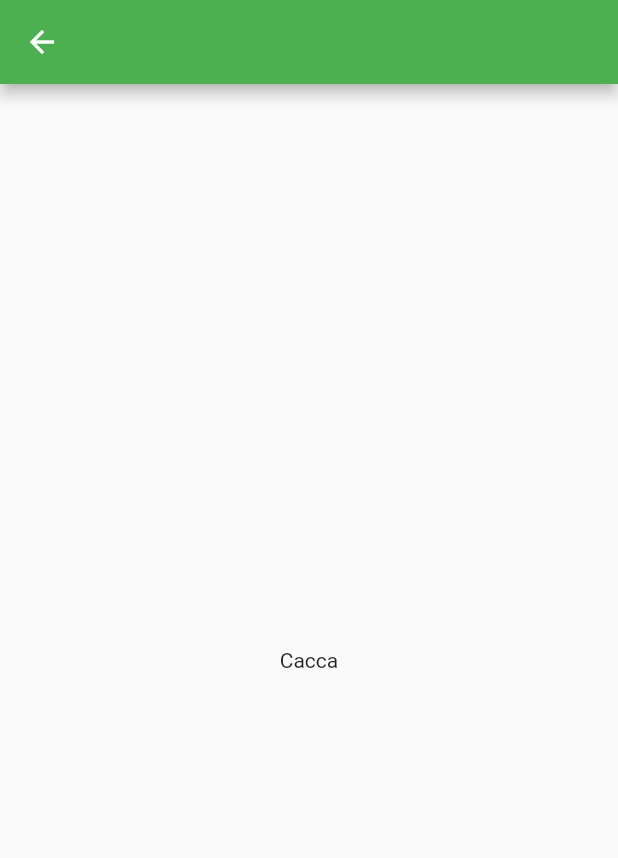
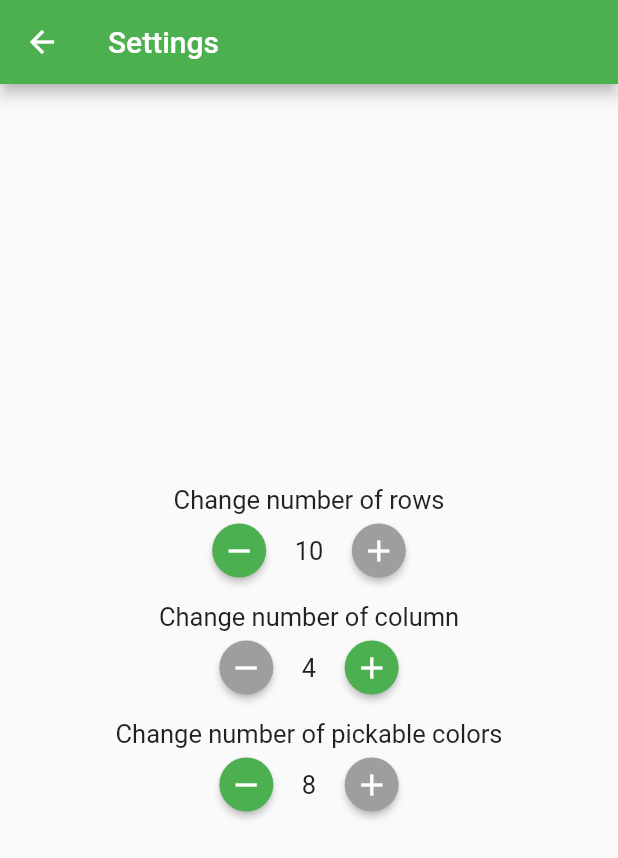
Before and after one commit to Ale-Flash/Flutter-applications, a Flutter app: the screen it shows after launch, after a tap on the "settings" icon, on a phone screen of 412 x 824 dp. Shown: the top 858 px of the screen. Run offline on Flutter 3.47's test engine with Material 2 defaults, Android fonts, the phone set to English and light mode, and no system bars.

Commit message:
updated mastermind

```diff
--- a/mastermind/lib/home.dart
+++ b/mastermind/lib/home.dart
@@ -1,5 +1,6 @@
 import 'package:flutter/material.dart';
 import 'package:mastermind/gui.dart';
+import 'package:mastermind/settings.dart';
 import 'package:mastermind/tutorial.dart';
 
 class HomeApp extends StatelessWidget {
@@ -11,16 +12,27 @@ class HomeApp extends StatelessWidget {
       theme: ThemeData(primarySwatch: mainColor),
       initialRoute: '/',
       routes: <String, WidgetBuilder> {
-        '/': (BuildContext context) => const Home(),
-        "/tutorial": (BuildContext context) => const Page3(),
-        "/play": (BuildContext context) => const MyHomePage(),
-        "/settings": (BuildContext context) => const Page3()
+        '/'        : (BuildContext context) => const Home(),
+        '/tutorial': (BuildContext context) => const Tutorial(),
+        '/play'    : (BuildContext context) => const MyHomePage(),
+        '/settings': (BuildContext context) => const SettingsPage()
       },
     );
   }
 }
 
 class Home extends StatelessWidget {
+  SizedBox button(double size, ButtonStyle style, Icon icon, String route, BuildContext context) {
+    return SizedBox(
+      width: size,
+      height: size,
+      child: ElevatedButton(
+          onPressed: () => Navigator.pushNamed(context, route),
+          style: style,
+          child: icon
+      )
+    );
+  }
   const Home({super.key});
   @override
   Widget build(BuildContext context) {
@@ -37,36 +49,11 @@ class Home extends StatelessWidget {
           mainAxisSize: MainAxisSize.min,
           mainAxisAlignment: MainAxisAlignment.end,
           children: <Widget>[
-            SizedBox(
-              width: 50,
-              height: 50,
-              child: ElevatedButton(
-                  onPressed: () => Navigator.pushNamed(context, "/tutorial"),
-                  style: style,
-                  child: const Icon(Icons.question_mark_rounded)
-              )
+            button(50, style, const Icon(Icons.question_mark_rounded), '/tutorial', context),
+            Padding(padding: const EdgeInsets.all(5.0),
+              child: button(75, style, const Icon(Icons.play_arrow_rounded, size: 75), '/play', context)
             ),
-            Padding(
-              padding: const EdgeInsets.all(5.0),
-              child: SizedBox(
-                width: 75,
-                height: 75,
-                child: ElevatedButton(
-                    onPressed: () => Navigator.pushNamed(context, "/play"),
-                    style: style,
-                    child: const Icon(Icons.play_arrow_rounded, size: 75)
-                )
-              ),
-            ),
-            SizedBox(
-              width: 50,
-              height: 50,
-              child: ElevatedButton(
-                  onPressed: () => Navigator.pushNamed(context, "/settings"),
-                  style: style,
-                  child: const Icon(Icons.settings)
-              )
-            )
+            button(50, style, const Icon(Icons.settings), '/settings', context)
           ],
         )
       ),
--- a/mastermind/lib/logic.dart
+++ b/mastermind/lib/logic.dart
@@ -1,11 +1,8 @@
 import 'dart:math';
 
 class Game {
-  int colorsAvailable = 8;
-  int colorNumber = 4;
-  int rows = 10;
-  bool win = false;
-  bool end = false;
+  late int rows, colorNumber, colorsAvailable;
+  late bool win, end;
   List<int> correctSequence = [];
   int nGuesses = 0;
   List<List<int>> guesses = [];
@@ -17,7 +14,6 @@ class Game {
       this.rows = 10,
       this.colorsAvailable = 8,
       this.allowRepetition = false});
-  int completed = 0;
 
   void start() {
     // randomize the sequence
@@ -39,17 +35,7 @@ class Game {
     guesses = List.generate(
         rows, (_) => List.filled(colorNumber, 0, growable: false));
     index = 0;
-    completed = 0;
     guess = List.filled(colorNumber, 0);
-  }
-
-  void setColor(int c, int i) {
-    if (guess[i] == 0) ++completed;
-    guess[i] = c;
-  }
-
-  bool isCompleted() {
-    return completed == colorNumber;
   }
 
   bool isValid(List<int> guess) {
@@ -57,6 +43,48 @@ class Game {
       if (num == 0 || num > colorsAvailable) return false;
     }
     return true;
+  }
+
+  int getRows() {
+    return rows;
+  }
+
+  int getCol() {
+    return colorNumber;
+  }
+
+  int getAvailableColors() {
+    return colorsAvailable;
+  }
+
+  bool canAddRows(int n) {
+    return (rows + n >= 6 && rows + n <= 10);
+  }
+
+  bool canAddCol(int n) {
+    return (colorNumber + n >= 4 && colorNumber + n <= 6);
+  }
+
+  bool canAddColors(int n) {
+    return (colorsAvailable + n >= 4 && colorsAvailable + n <= 8);
+  }
+
+  void addRowsNum(int n) {
+    if (canAddRows(n)) {
+      rows += n;
+    }
+  }
+
+  void addColNum(int n) {
+    if (canAddCol(n)) {
+      colorNumber += n;
+    }
+  }
+
+  void addAvailColNum(int n) {
+    if (canAddColors(n)) {
+      colorsAvailable += n;
+    }
   }
 
   List<int> check(List<int> guess) {
@@ -92,7 +120,7 @@ class Game {
     if (nGuesses >= rows) {
       end = true;
     }
-    return [correctPlace, correct, colorNumber - correctPlace - correct];
+    return <int>[correctPlace, correct, colorNumber - correctPlace - correct];
   }
 
   List<int> showSequence() {
--- a/mastermind/lib/settings.dart
+++ b/mastermind/lib/settings.dart
@@ -1,28 +1,75 @@
 import 'package:flutter/material.dart';
+import 'logic.dart';
 
-class SettingsRoute extends StatefulWidget {
-  const SettingsRoute({super.key});
+late Game game = Game(colorNumber: 4);
+late Color theme = Colors.green;
+late Color disabledColor = Colors.grey;
+
+class SettingsPage extends StatefulWidget {
+  const SettingsPage({super.key});
+  @override
+  State<SettingsPage> createState() => SettingsApp();
+}
+
+class SettingsApp extends State<SettingsPage> {
+  final TextStyle font = const TextStyle(fontSize: 17);
+  Row changeSettingsLine(boolFunction, function, text) {
+    return Row(
+      mainAxisAlignment: MainAxisAlignment.center,
+      crossAxisAlignment: CrossAxisAlignment.center,
+      children: [
+        ElevatedButton(
+            onPressed: () {
+              if (boolFunction(-1)) {
+                function(-1);
+                setState(() {});
+              }
+            },
+            style: ButtonStyle(
+                backgroundColor: MaterialStatePropertyAll<Color>(
+                    (boolFunction(-1)) ? theme : disabledColor),
+                shape: MaterialStateProperty.all(const CircleBorder())),
+            child: const Icon(Icons.remove)),
+        Padding(padding: const EdgeInsets.all(5), child: Text('${text()}', style: font)),
+        ElevatedButton(
+            onPressed: () {
+              if (boolFunction(1)) {
+                function(1);
+                setState(() {});
+              }
+            },
+            style: ButtonStyle(
+                backgroundColor: MaterialStatePropertyAll<Color>(
+                    (boolFunction(1)) ? theme : disabledColor),
+                shape: MaterialStateProperty.all(const CircleBorder())),
+            child: const Icon(Icons.add)),
+      ],
+    );
+  }
 
   @override
-  State<SettingsRoute> createState() => _SettingsRouteState();
-}
-
-class _SettingsRouteState extends State<SettingsRoute> {
-  @override
   Widget build(BuildContext context) {
-    return MaterialApp(
-      home: Scaffold(
+    const SizedBox space = SizedBox(height: 10);
+    return Scaffold(
         appBar: AppBar(
           title: const Text('Settings'),
         ),
         body: Center(
-          child: ElevatedButton(
-            onPressed: () {
-              Navigator.pop(context);
-            },
-            child: const Icon(Icons.arrow_back_ios_rounded)
-          ),
-        ),
+          child: Column(
+            mainAxisSize: MainAxisSize.min,
+            // mainAxisAlignment: MainAxisAlignment.center,
+            children: [
+              Text('Change number of rows', style: font),
+              changeSettingsLine(game.canAddRows, game.addRowsNum, game.getRows),
+              space,
+              Text('Change number of column', style: font),
+              changeSettingsLine(game.canAddCol, game.addColNum, game.getCol),
+              space,
+              Text('Change number of pickable colors', style: font),
+              changeSettingsLine(game.canAddColors, game.addAvailColNum, game.getAvailableColors),
+              space,
+            ]
+        )
       )
     );
   }
--- a/mastermind/lib/tutorial.dart
+++ b/mastermind/lib/tutorial.dart
@@ -1,28 +1,5 @@
 import 'package:flutter/material.dart';
-/*
-class TutorialRotta extends StatelessWidget {
-  const TutorialRotta({super.key});
 
-  @override
-  Widget build(BuildContext context) {
-    return MaterialApp(
-      home: Scaffold(
-        appBar: AppBar(
-          title: const Text('Tutorial'),
-        ),
-        body: Center(
-          child: ElevatedButton(
-            onPressed: () {
-              Navigator.pop(context);
-            },
-            child: const Icon(Icons.arrow_back_ios_rounded)
-          ),
-        ),
-      )
-    );
-  }
-}
-*/
 class Page3 extends StatelessWidget {
   const Page3({super.key});
 
@@ -36,32 +13,17 @@ class Page3 extends StatelessWidget {
     );
   }
 }
-/*
-class TutorialRoute extends StatefulWidget {
-  const TutorialRoute({super.key});
+class Tutorial extends StatelessWidget {
+  const Tutorial({super.key});
 
   @override
-  State<TutorialRoute> createState() => _TutorialRouteState();
-}
-
-class _TutorialRouteState extends State<TutorialRoute> {
-  @override
   Widget build(BuildContext context) {
-    return MaterialApp(
-      home: Scaffold(
-        appBar: AppBar(
-          title: const Text('Tutorial'),
-        ),
-        body: Center(
-          child: ElevatedButton(
-            onPressed: () {
-              Navigator.pop(context);
-            },
-            child: const Icon(Icons.arrow_back_ios_rounded)
-          ),
-        ),
-      )
+    return Scaffold(
+      appBar: AppBar(),
+      body: const Center(
+        child: Text('Bo'),
+      ),
     );
   }
+
 }
-*/
```
Also changed, not shown: mastermind/lib/gui.dart (+38 -34 lines).
